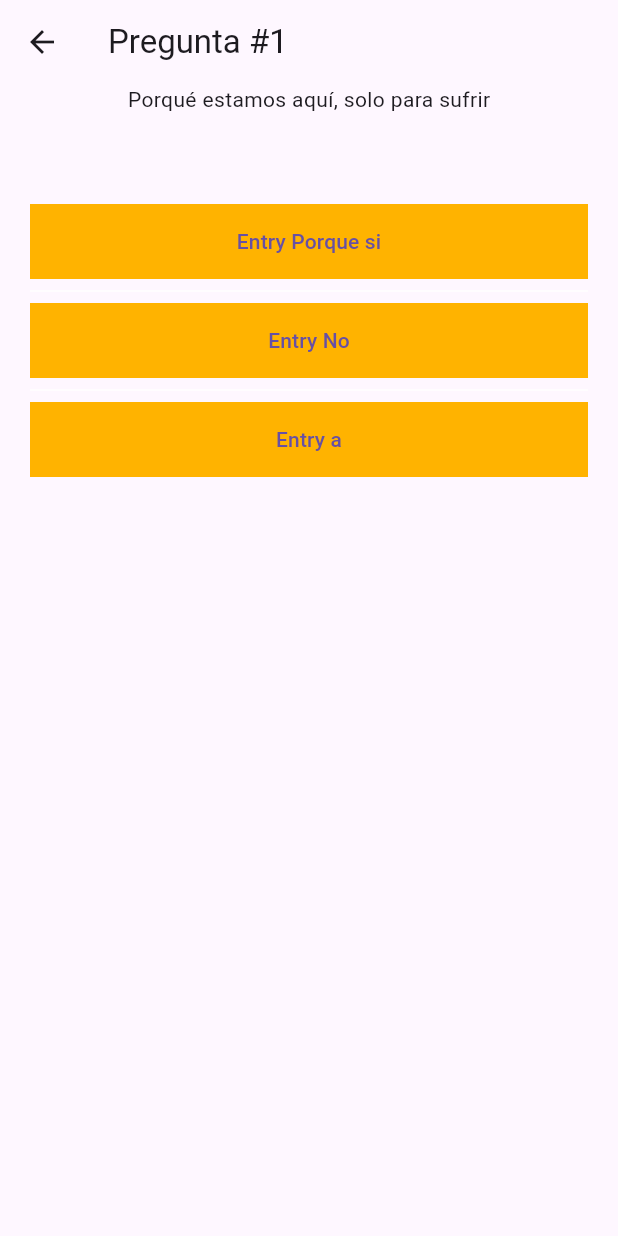
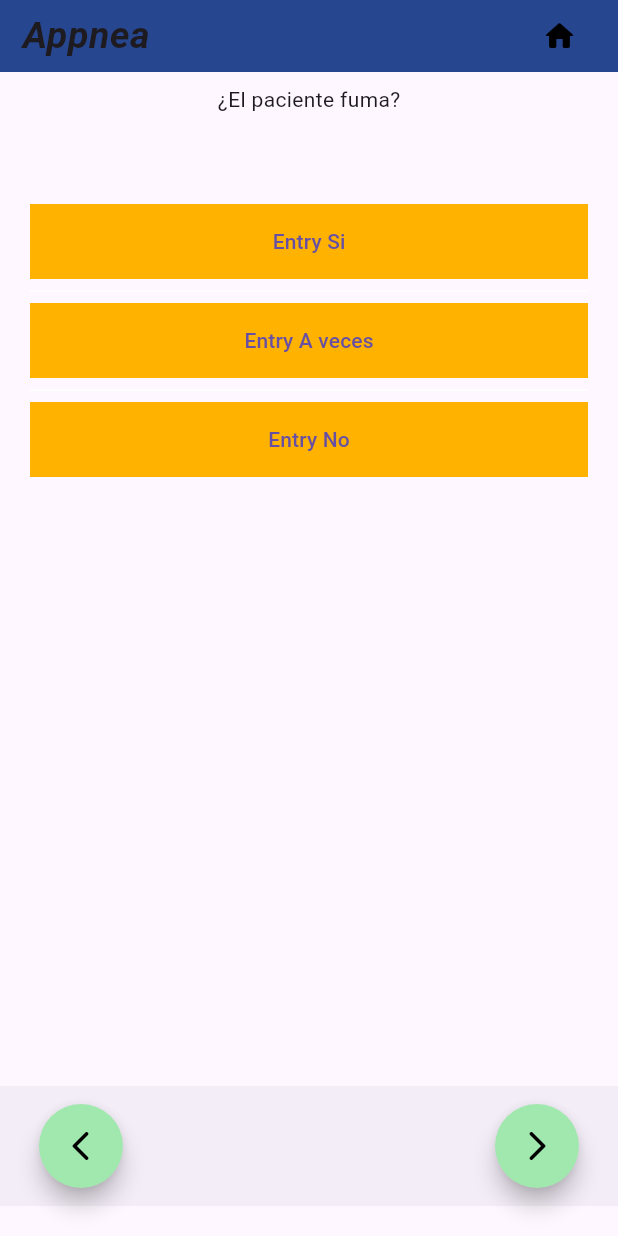
Before and after one commit to DavidCMeneses/AppNea, a Flutter app: the HomePage screen opened by its route, after a tap on the "home" icon, after a tap on "Boton2", on a phone screen of 412 x 824 dp. Run offline on Flutter 3.47's test engine with Material 3 defaults, Android fonts, the phone set to English and light mode, and no system bars; our stand-ins replace go_router; network calls fail.

Commit message:
simple design
una sandía

```diff
--- a/appnea/lib/screens/home.dart
+++ b/appnea/lib/screens/home.dart
@@ -8,7 +8,7 @@
   @override
   Widget build(BuildContext context) {
     return Scaffold(
-      appBar: AppBar(flexibleSpace: const CustomAppBar(prev: '/' ,next: '/',),),
+      appBar: AppBar(flexibleSpace: const CustomAppBar(),),
       body: const ComposedButton(),
     );
   }
--- a/appnea/lib/screens/m_menu.dart
+++ b/appnea/lib/screens/m_menu.dart
@@ -52,19 +52,7 @@
               height: 100,
               width: MediaQuery.of(context).size.width - 50,
               child: FilledButton(
-                onPressed: () {
-                  Navigator.push(
-                      context,
-                      MaterialPageRoute(
-                          builder: (context) => const QuestionPage(
-                                questNum: '1',
-                                questText:
-                                    "Porqué estamos aquí, solo para sufrir",
-                                entries: ['Porque si', 'No', 'a'],
-                                colorCodes: [600, 600, 600],
-                                answerValues: [1,1,1],
-                              )));
-                },
+                onPressed: () {context.go('/test/7');},
                 child: const Text(
                   'Boton2',
                 ),
--- a/appnea/lib/screens/questions/textonly.dart
+++ b/appnea/lib/screens/questions/textonly.dart
@@ -1,4 +1,5 @@
 import 'package:appnea/globals.dart';
+import 'package:appnea/widgets/custom_appbar.dart';
 import 'package:flutter/material.dart';
 
 
@@ -19,8 +20,9 @@
   @override
   Widget build(BuildContext context) {
     return Scaffold(
-      appBar: AppBar(title: Text("Pregunta #$questNum"),
-      ),
+      appBar: AppBar(flexibleSpace: const CustomAppBar(),),
+      //appBar: AppBar(title: Text("Pregunta #$questNum"),
+      //),
       body: Column(
         children: [Text(questText),
           const Padding(padding: EdgeInsets.all(20)),
@@ -40,8 +42,40 @@
             );
           },
             separatorBuilder: (BuildContext context, int index) => const Divider(color: Colors.white,), //Colocar color del fondo de la app
-          )
+          ),
+
         ]
+      ),
+      bottomNavigationBar: Padding(
+        padding: const EdgeInsets.only(bottom: 20),
+        child: BottomAppBar(
+          elevation: 0,
+          child: Padding(
+            padding: const EdgeInsets.symmetric(horizontal: 10),
+            child: Row(children: [
+              FloatingActionButton(
+                heroTag: "Backward",
+                backgroundColor: const Color(0xffa1e8af),
+                onPressed: () {
+                  // Add your onPressed code here!
+                },
+                shape: const CircleBorder(),
+                child: const Center(child: Icon(Icons.arrow_back_ios_rounded, color: Color(0xff000000))),
+
+              ),
+              Expanded(child: Container()),
+              FloatingActionButton(
+                heroTag: "Forward",
+                backgroundColor: const Color(0xffa1e8af),
+                onPressed: () {
+                  // Add your onPressed code here!
+                },
+                shape: const CircleBorder(),
+                child: const Icon(Icons.arrow_forward_ios_rounded, color: Color(0xff000000),),
+              ),
+              ],),
+          ),
+        ),
       ),
     );
   }
--- a/appnea/lib/widgets/custom_appbar.dart
+++ b/appnea/lib/widgets/custom_appbar.dart
@@ -2,27 +2,24 @@
 import 'package:go_router/go_router.dart';
 
 class CustomAppBar extends StatelessWidget {
-  final String prev;
-  final String next;
 
-  const CustomAppBar({super.key,
-                      required this.prev,
-                      required this.next});
+  const CustomAppBar({super.key,});
 
   @override
   Widget build(BuildContext context) {
     return Container(
-        color: const Color.fromRGBO(6, 174, 3, 1),
-        child: Row(children: [
-          Expanded(
-              child: IconButton(
-                  onPressed: () {context.go(prev);}, icon: const Icon(Icons.arrow_back_ios))),
-          Expanded(
-              child: IconButton(
-                  onPressed: () {context.go('/');}, icon: const Icon(Icons.home_rounded))),
-          Expanded(
-              child: IconButton(
-                  onPressed: () {context.go(next);}, icon: const Icon(Icons.arrow_forward_ios)))
-        ]));
+        color: const Color(0xff274690),
+        child: SafeArea(
+          top: true,
+          child: Padding(
+            padding: const EdgeInsets.symmetric(horizontal: 15),
+            child: Row(children: [
+              const Expanded(
+                  child: Text('Appnea', style: TextStyle(fontSize: 25, fontWeight: FontWeight.bold, fontStyle: FontStyle.italic))),
+              IconButton(
+                  onPressed: () {context.go('/');}, icon: const Icon(Icons.home_rounded , color: Color(0xff000000))),
+            ]),
+          ),
+        ));
   }
 }
```
